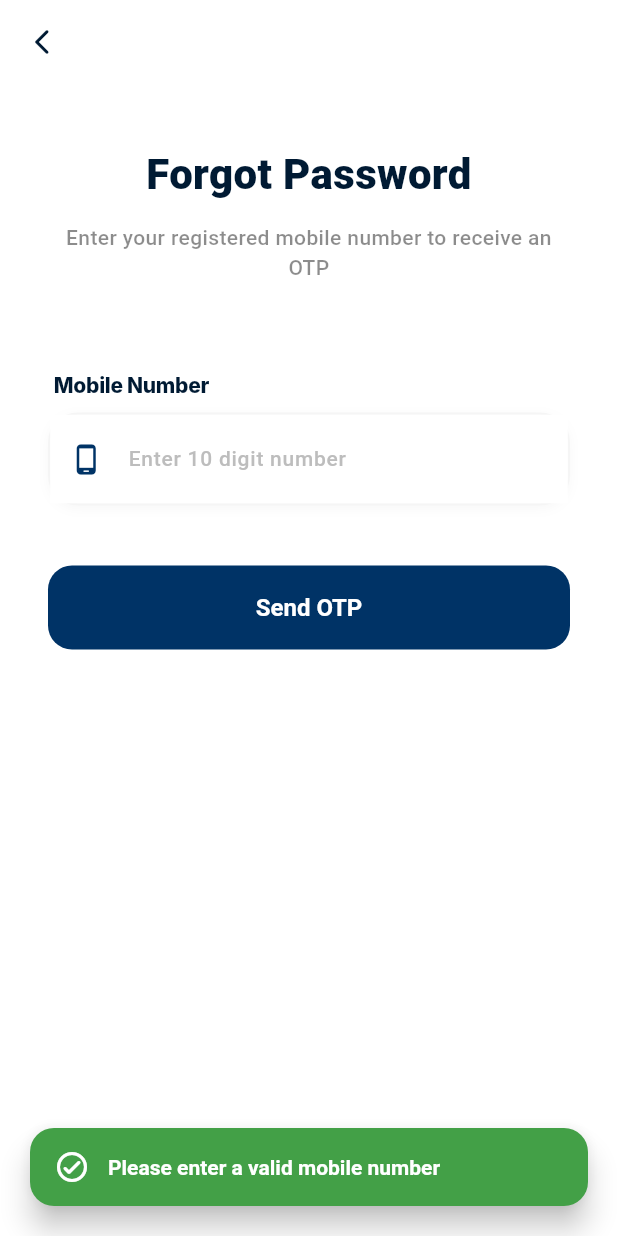
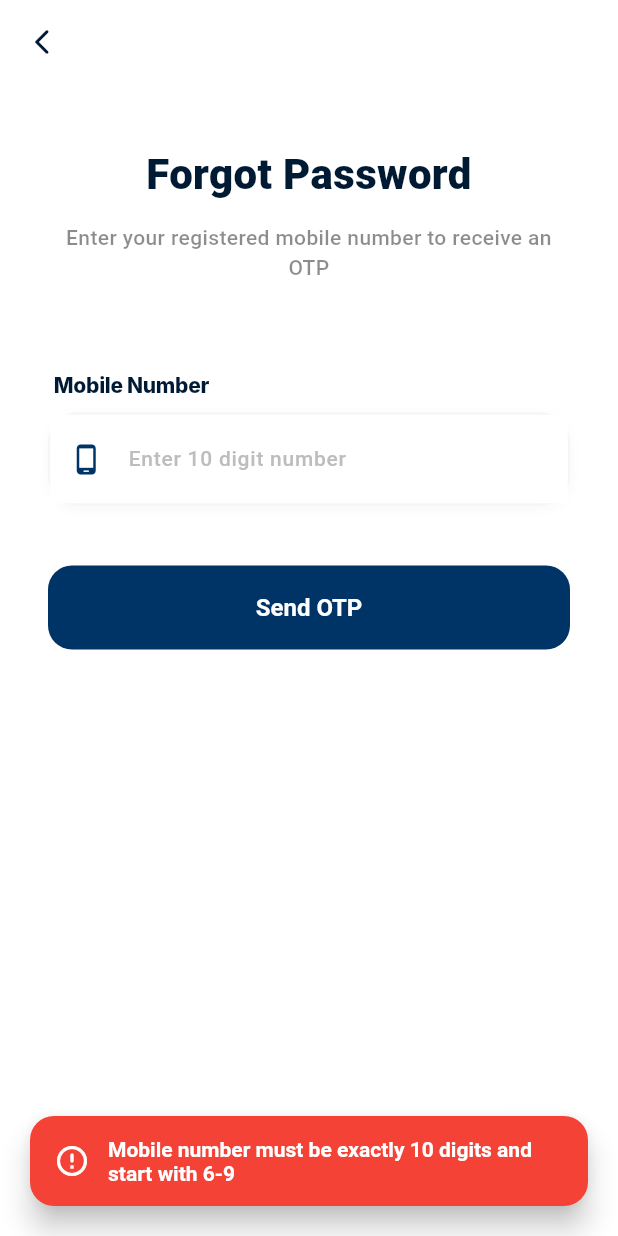
Before and after one commit to pranav937/oar, a Flutter app: the ForgotPasswordPage screen opened by its route, after a tap on "Send OTP", on a phone screen of 412 x 824 dp. Run offline on Flutter 3.47's test engine with Material 3 defaults, Android fonts, the phone set to English and light mode, and no system bars; our stand-ins replace file_picker, flutter_spinkit, flutter_svg, image_picker, pdf, printing and 1 more; accounts and stored records are empty; network calls fail; Roboto replaces fonts that are missing (Inter).

Commit message:
mobile number final and password

```diff
--- a/lib/screens/address_page.dart
+++ b/lib/screens/address_page.dart
@@ -4,6 +4,7 @@ import '../widgets/otr_text_field.dart';
 import '../services/api_service.dart';
 import 'package:flutter_spinkit/flutter_spinkit.dart';
 import '../utils/custom_toast.dart';
+import 'package:flutter/services.dart';
 
 class AddressPage extends StatefulWidget {
   const AddressPage({super.key});
@@ -452,6 +453,8 @@ class _AddressPageState extends State<AddressPage> {
                         keyboardType: TextInputType.number,
                         enabled: !_isReadOnly,
                         isRequired: true,
+                        maxLength: 6,
+                        inputFormatters: [FilteringTextInputFormatter.digitsOnly],
                       ),
                     ],
                   ),
@@ -588,6 +591,8 @@ class _AddressPageState extends State<AddressPage> {
                           keyboardType: TextInputType.number,
                           enabled: !_isReadOnly,
                           isRequired: true,
+                          maxLength: 6,
+                          inputFormatters: [FilteringTextInputFormatter.digitsOnly],
                         ),
                       ],
                     ),
--- a/lib/screens/forgot_password_page.dart
+++ b/lib/screens/forgot_password_page.dart
@@ -30,8 +30,14 @@ class _ForgotPasswordPageState extends State<ForgotPasswordPage> {
 
   Future<void> _handleSendOtp() async {
     final mobile = _mobileController.text.trim();
-    if (mobile.isEmpty || mobile.length < 10) {
-      CustomToast.showSuccess(context, 'Please enter a valid mobile number');
+    final mobileRegex = RegExp(r'^[6-9]\d{9}$');
+    if (!mobileRegex.hasMatch(mobile)) {
+      CustomToast.showError(context, 'Mobile number must be exactly 10 digits and start with 6-9');
+      return;
+    }
+
+    if (RegExp(r'^(\d)\1{9}$').hasMatch(mobile)) {
+      CustomToast.showError(context, 'Mobile number cannot be all same digits');
       return;
     }
 
@@ -94,6 +100,11 @@ class _ForgotPasswordPageState extends State<ForgotPasswordPage> {
 
     if (password.isEmpty || password.length < 6) {
       CustomToast.showSuccess(context, 'Password must be at least 6 characters');
+      return;
+    }
+
+    if (password.contains(' ')) {
+      CustomToast.showError(context, 'Password cannot contain spaces');
       return;
     }
 
@@ -178,7 +189,7 @@ class _ForgotPasswordPageState extends State<ForgotPasswordPage> {
                 controller: _mobileController,
                 keyboardType: TextInputType.phone,
                 maxLength: 10,
-                inputFormatters: [FilteringTextInputFormatter.allow(RegExp(r'[0-9]'))],
+                inputFormatters: [FilteringTextInputFormatter.digitsOnly],
               ),
               const SizedBox(height: 40),
               ElevatedButton(
@@ -206,6 +217,7 @@ class _ForgotPasswordPageState extends State<ForgotPasswordPage> {
                 icon: Icons.lock_rounded,
                 controller: _passwordController,
                 isPassword: true,
+                inputFormatters: [FilteringTextInputFormatter.deny(RegExp(r'\s'))],
               ),
               const SizedBox(height: 20),
               OtrTextField(
@@ -214,6 +226,7 @@ class _ForgotPasswordPageState extends State<ForgotPasswordPage> {
                 icon: Icons.lock_reset_rounded,
                 controller: _confirmPasswordController,
                 isPassword: true,
+                inputFormatters: [FilteringTextInputFormatter.deny(RegExp(r'\s'))],
               ),
               const SizedBox(height: 40),
               ElevatedButton(
```
Also changed, not shown: lib/screens/registration_page.dart (+27 -5 lines).
